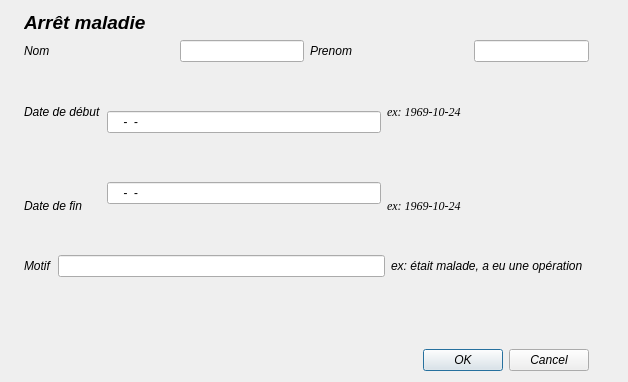
First picture: the form in CODE/dialogajoutarretmaladie.ui, repository dervieuxC/gestionDemenagementCorrige, before the edit.
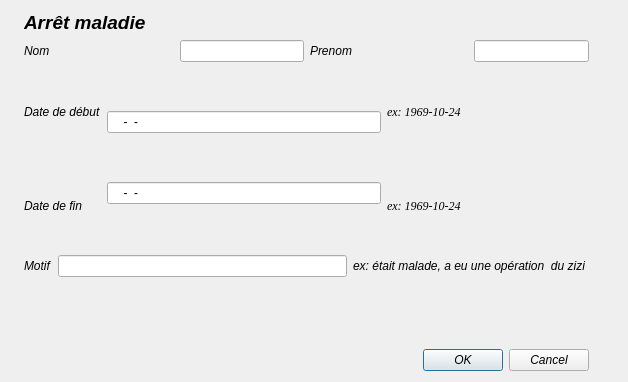
Second picture: the form after the edit.

Commit message: modification interface graphique

```diff
--- a/CODE/dialogajoutarretmaladie.ui
+++ b/CODE/dialogajoutarretmaladie.ui
@@ -239,7 +239,7 @@
                  <item>
                   <widget class="QLabel" name="label">
                    <property name="text">
-                    <string>ex: était malade, a eu une opération  </string>
+                    <string>ex: était malade, a eu une opération  du zizi </string>
                    </property>
                   </widget>
                  </item>
```
Left out of the diff: 4 changed lines with no effect on the pictures. The commit also changes 7 other files.
